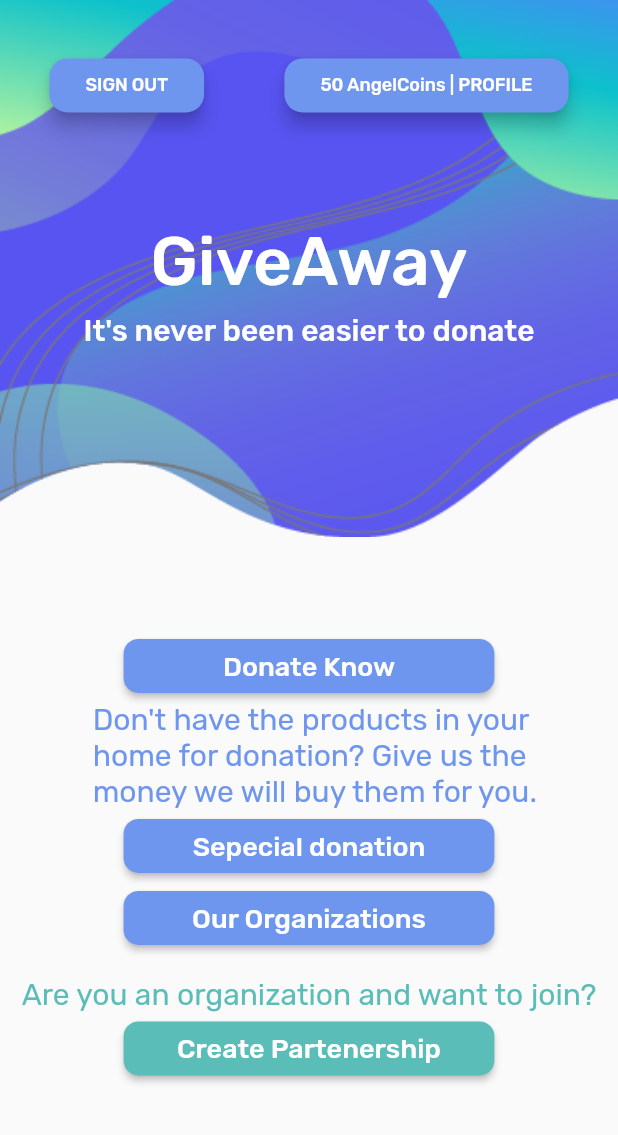
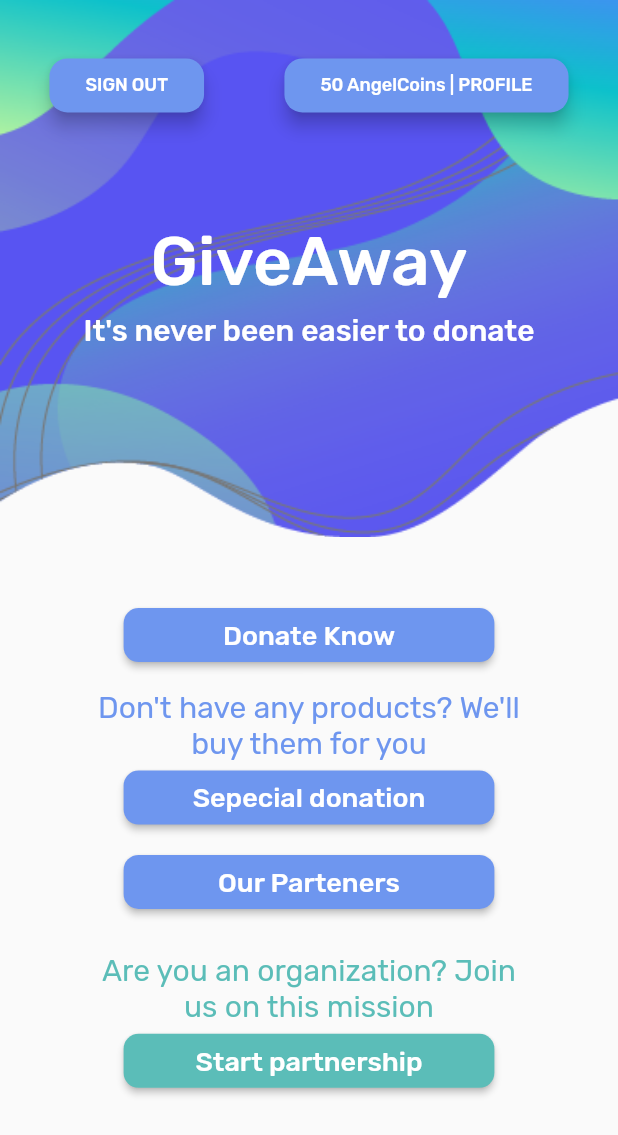
Before and after one commit to GodAnri/levelUpSociety, a Flutter app: the screen it shows after launch, on a phone screen of 412 x 824 dp. Shown: the top 1135 px of the screen. Run offline on Flutter 3.47's test engine with Material 2 defaults, Android fonts, the phone set to English and light mode, and no system bars; our stand-ins replace chips_choice, cloud_firestore, dropdown_formfield, firebase_auth, firebase_core, google_fonts and 1 more; missing offline and left inert: dart_date, date_range_picker, grouped_buttons, time_range; accounts and stored records are empty.

Commit message:
homepage fixed

```diff
--- a/giveaway_app/lib/screens/homePage.dart
+++ b/giveaway_app/lib/screens/homePage.dart
@@ -118,7 +118,7 @@ class HomePage extends StatelessWidget {
           ),
           Padding(
             padding: EdgeInsets.only(
-              top: MediaQuery.of(context).size.width * 0.15,
+              top: MediaQuery.of(context).size.width * 0.10,
             ),
             child: ButtonTheme(
               minWidth: MediaQuery.of(context).size.width * 0.6,
@@ -143,11 +143,12 @@ class HomePage extends StatelessWidget {
           ),
           Padding(
             padding: EdgeInsets.only(
-              right: MediaQuery.of(context).size.width * 0.10,
+              top: MediaQuery.of(context).size.width * 0.03,
+              right: MediaQuery.of(context).size.width * 0.15,
               left: MediaQuery.of(context).size.width * 0.15,
             ),
-            child: Text(
-                "Don't have the products in your home for donation? Give us the money we will buy them for you.",
+            child: Text("Don't have any products? We'll buy them for you",
+                textAlign: TextAlign.center,
                 style: TextStyle(
                   color: Color(0xFF6E96EF),
                   fontSize: 20.0,
@@ -174,7 +175,11 @@ class HomePage extends StatelessWidget {
               ),
             ),
           ),
-          ButtonTheme(
+          Padding(
+            padding: EdgeInsets.only(
+              top: MediaQuery.of(context).size.width * 0.02,
+            ),
+            child: ButtonTheme(
               minWidth: MediaQuery.of(context).size.width * 0.6,
               child: RaisedButton(
                 color: Color(0xFF6E96EF),
@@ -188,21 +193,30 @@ class HomePage extends StatelessWidget {
                   );
                 },
                 child: Text(
-                "Our Organizations",
+                  "Our Parteners",
                   style: Theme.of(context).textTheme.headline6,
+                ),
               ),
             ),
           ),
           SizedBox(
             height: 15,
           ),
-          Text("Are you an organization and want to join?",
+          Padding(
+            padding: EdgeInsets.only(
+              top: MediaQuery.of(context).size.width * 0.02,
+              right: MediaQuery.of(context).size.width * 0.15,
+              left: MediaQuery.of(context).size.width * 0.15,
+            ),
+            child: Text("Are you an organization? Join us on this mission",
+                textAlign: TextAlign.center,
                 style: TextStyle(
                   color: Color(0xFF5BBDB8),
                   fontSize: 20.0,
                   fontWeight: FontWeight.w400,
                   fontFamily: 'Rubik',
                 )),
+          ),
           ButtonTheme(
             minWidth: MediaQuery.of(context).size.width * 0.6,
             child: RaisedButton(
@@ -218,7 +232,7 @@ class HomePage extends StatelessWidget {
                 );
               },
               child: Text(
-                "Create Partenership",
+                "Start partnership",
                 style: Theme.of(context).textTheme.headline6,
               ),
             ),
--- a/giveaway_app/lib/screens/insertConference/newSession.dart
+++ b/giveaway_app/lib/screens/insertConference/newSession.dart
@@ -3,6 +3,7 @@ import 'package:smartcon_app/models/sessionNO.dart';
 import 'package:smartcon_app/screens/conferenceSuggestions/donate.dart';
 import 'package:time_range/time_range.dart';
 import 'package:smartcon_app/screens/insertConference/insertSpeakers.dart';
+import 'insertItems.dart';
 import 'insertTopics.dart';
 
 class NewSession extends StatefulWidget {
@@ -145,7 +146,7 @@ class _NewSessionState extends State<NewSession> {
               var receivedSpeakers = await Navigator.push(
                 context,
                 MaterialPageRoute(
-                    builder: (context) => InsertSpeakers(
+                    builder: (context) => InsertItems(
                           speakers: _speakers,
                         )),
               );
```
Also changed, not shown: giveaway_app/lib/screens/conferenceSuggestions/donate.dart (+25 -1 lines), giveaway_app/lib/screens/conferenceSuggestions/donateDetails.dart (+1 -85 lines), giveaway_app/lib/screens/insertConference/insertItems.dart (added, +203 -0 lines), giveaway_app/lib/screens/insertConference/insertSpeakers.dart (deleted, +0 -193 lines). Lines whose indentation alone changed are shown as unchanged.
